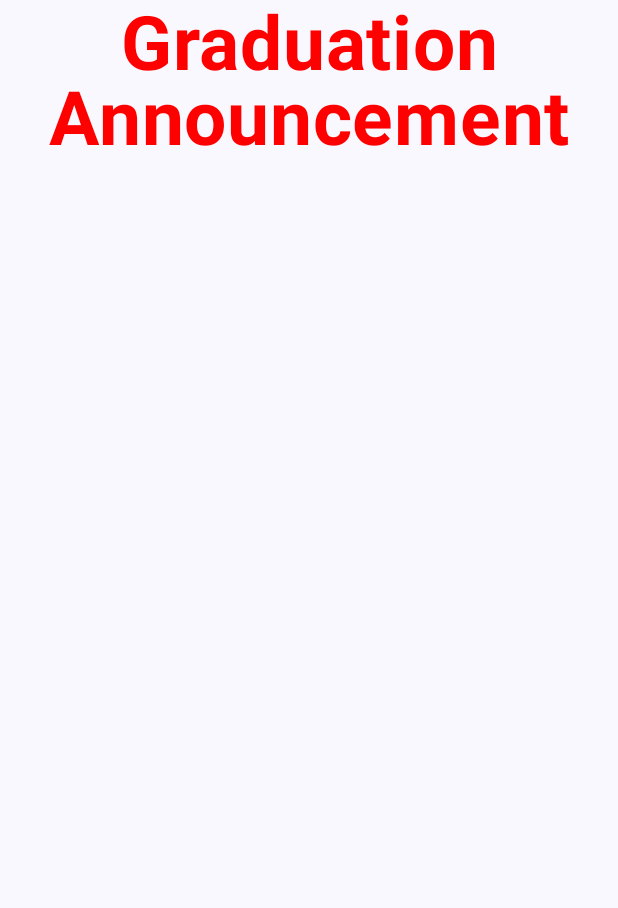
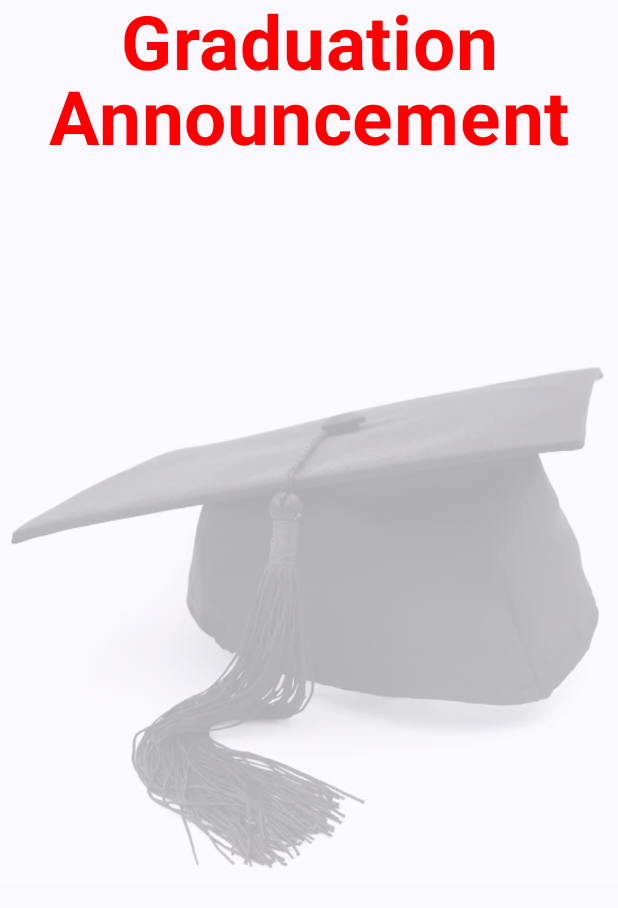
Before and after one commit to munozAndrew/CSC436, an Android app built with Jetpack Compose: the screen it shows after launch (MainActivity), on a phone screen of 412 x 824 dp. Shown: the top 908 px of the screen. Run offline under Robolectric (Android 15) with nearby library versions, the phone set to English and light mode, and no system bars.

Commit message:
2.3 displaying images

```diff
--- a/app/src/main/java/com/zybooks/graduationrsvp/MainActivity.kt
+++ b/app/src/main/java/com/zybooks/graduationrsvp/MainActivity.kt
@@ -3,6 +3,7 @@ package com.zybooks.graduationrsvp
 import android.os.Bundle
 import androidx.activity.ComponentActivity
 import androidx.activity.compose.setContent
+import androidx.compose.foundation.Image
 import androidx.compose.foundation.layout.fillMaxSize
 import androidx.compose.material3.MaterialTheme
 import androidx.compose.material3.Surface
@@ -10,6 +11,7 @@ import androidx.compose.material3.Text
 import androidx.compose.runtime.Composable
 import androidx.compose.ui.Modifier
 import androidx.compose.ui.graphics.Color
+import androidx.compose.ui.res.painterResource
 import androidx.compose.ui.res.stringResource
 import androidx.compose.ui.text.font.FontWeight
 import androidx.compose.ui.text.style.TextAlign
@@ -35,6 +37,11 @@ class MainActivity : ComponentActivity() {
 
 @Composable
 fun GradScreen(modifier: Modifier = Modifier) {
+    Image(
+        painter = painterResource(R.drawable.grad_cap),
+        contentDescription = "Graduation cap",
+        alpha = 0.3f
+    )
     Text(
         text = stringResource(R.string.graduation_announcement),
         fontSize = 50.sp,
```
Also changed, not shown: app/src/main/res/drawable/grad_cap.webp (added).
